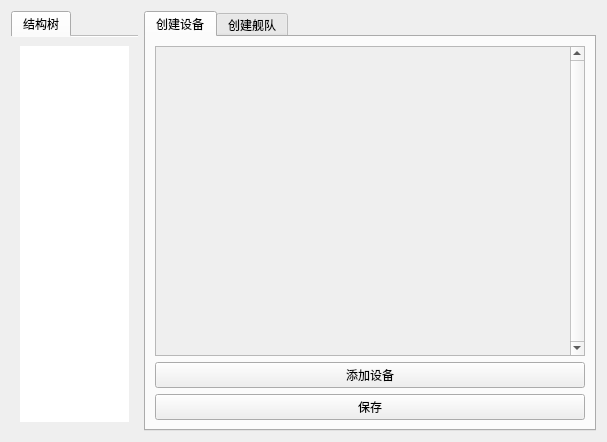
Before: the Qt Designer form resource/ui/FleetInput.ui in YaHeii/Electromagnetic_Compatibility, drawn with Qt 5.
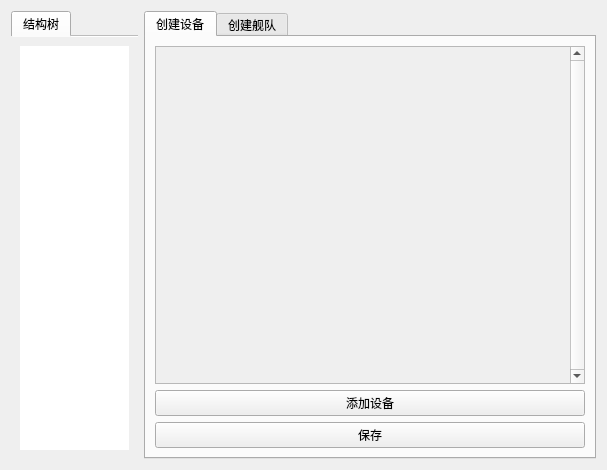
After: the same form once the commit is applied. Custom widgets are drawn as their Qt base class.

Diff of the .ui file:
```diff
--- a/resource/ui/FleetInput.ui
+++ b/resource/ui/FleetInput.ui
@@ -52,6 +52,15 @@
         <layout class="QVBoxLayout" name="verticalLayout_6">
          <item>
           <widget class="ElaTreeView" name="treeView">
+           <property name="enabled">
+            <bool>true</bool>
+           </property>
+           <property name="minimumSize">
+            <size>
+             <width>100</width>
+             <height>400</height>
+            </size>
+           </property>
            <property name="styleSheet">
             <string notr="true"/>
            </property>
@@ -61,6 +70,27 @@
            <property name="frameShadow">
             <enum>QFrame::Shadow::Plain</enum>
            </property>
+           <property name="rootIsDecorated">
+            <bool>true</bool>
+           </property>
+           <property name="uniformRowHeights">
+            <bool>false</bool>
+           </property>
+           <property name="itemsExpandable">
+            <bool>true</bool>
+           </property>
+           <property name="animated">
+            <bool>false</bool>
+           </property>
+           <property name="wordWrap">
+            <bool>false</bool>
+           </property>
+           <property name="headerHidden">
+            <bool>true</bool>
+           </property>
+           <attribute name="headerVisible">
+            <bool>false</bool>
+           </attribute>
           </widget>
          </item>
         </layout>
```
Left out of the diff: 16 changed lines with no effect on the pictures.
